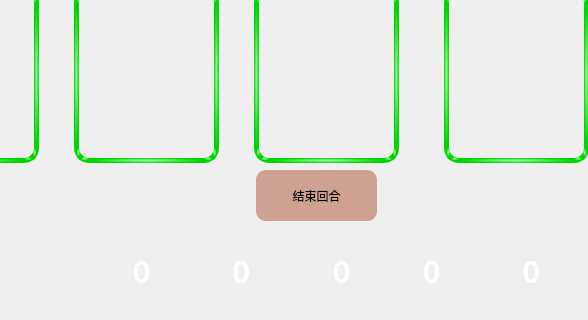
Before: the Qt Designer form gameinterface.ui in Jeeei/splendor-for-course, drawn with Qt 5; both pictures show x 414 to 1002 and y 480 to 800 of the 1400 by 800 pixel window.
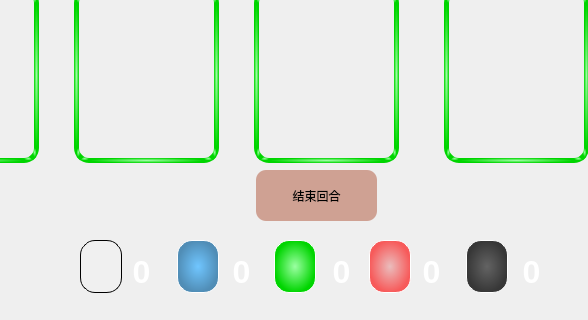
After: the same form once the commit is applied. Icons and pictures are not drawn.

```diff
--- a/gameinterface.ui
+++ b/gameinterface.ui
@@ -1005,6 +1005,89 @@
     <string/>
    </property>
   </widget>
+  <widget class="QTextBrowser" name="black_card">
+   <property name="geometry">
+    <rect>
+     <x>880</x>
+     <y>720</y>
+     <width>42</width>
+     <height>53</height>
+    </rect>
+   </property>
+   <property name="styleSheet">
+    <string notr="true">background-color: qradialgradient(spread:pad, cx:0.5, cy:0.5, radius:0.5, fx:0.5, fy:0.5, stop:0 rgba(99, 99, 99, 255), stop:1 rgba(55, 55, 55, 255));
+border-radius:15px;
+border:1px solid white;</string>
+   </property>
+  </widget>
+  <widget class="QTextBrowser" name="blue_card">
+   <property name="geometry">
+    <rect>
+     <x>591</x>
+     <y>720</y>
+     <width>42</width>
+     <height>53</height>
+    </rect>
+   </property>
+   <property name="styleSheet">
+    <string notr="true">background-color: qradialgradient(spread:pad, cx:0.5, cy:0.5, radius:0.5, fx:0.5, fy:0.5, stop:0 rgba(112, 198, 255, 255), stop:1 rgba(80, 141, 182, 255));
+border:1px solid white;
+border-radius:15px;
+</string>
+   </property>
+  </widget>
+  <widget class="QTextBrowser" name="green_card">
+   <property name="geometry">
+    <rect>
+     <x>688</x>
+     <y>720</y>
+     <width>42</width>
+     <height>53</height>
+    </rect>
+   </property>
+   <property name="styleSheet">
+    <string notr="true">background-color: qradialgradient(spread:pad, cx:0.5, cy:0.5, radius:0.5, fx:0.5, fy:0.5, stop:0 rgba(155, 255, 162, 255), stop:1 rgba(0, 213, 0, 255));
+border-radius:15px;
+border:1px solid white;</string>
+   </property>
+  </widget>
+  <widget class="QTextBrowser" name="red_card">
+   <property name="geometry">
+    <rect>
+     <x>783</x>
+     <y>720</y>
+     <width>42</width>
+     <height>53</height>
+    </rect>
+   </property>
+   <property name="styleSheet">
+    <string notr="true">background-color: qradialgradient(spread:pad, cx:0.5, cy:0.5, radius:0.5, fx:0.5, fy:0.5, stop:0 rgba(234, 189, 189, 255), stop:1 rgba(247, 90, 90, 255));
+border-radius:15px;
+border:1px solid white;</string>
+   </property>
+  </widget>
+  <widget class="QTextBrowser" name="white_card">
+   <property name="geometry">
+    <rect>
+     <x>494</x>
+     <y>720</y>
+     <width>42</width>
+     <height>53</height>
+    </rect>
+   </property>
+   <property name="styleSheet">
+    <string notr="true">background-color: rgb(240, 240, 240);
+border-radius:15px;
+border:1px solid black;</string>
+   </property>
+   <property name="html">
+    <string>&lt;!DOCTYPE HTML PUBLIC &quot;-//W3C//DTD HTML 4.0//EN&quot; &quot;http://www.w3.org/TR/REC-html40/strict.dtd&quot;&gt;
+&lt;html&gt;&lt;head&gt;&lt;meta name=&quot;qrichtext&quot; content=&quot;1&quot; /&gt;&lt;style type=&quot;text/css&quot;&gt;
+p, li { white-space: pre-wrap; }
+&lt;/style&gt;&lt;/head&gt;&lt;body style=&quot; font-family:'SimSun'; font-size:9pt; font-weight:400; font-style:normal;&quot;&gt;
+&lt;p align=&quot;center&quot; style=&quot;-qt-paragraph-type:empty; margin-top:0px; margin-bottom:0px; margin-left:0px; margin-right:0px; -qt-block-indent:0; text-indent:0px;&quot;&gt;&lt;br /&gt;&lt;/p&gt;&lt;/body&gt;&lt;/html&gt;</string>
+   </property>
+  </widget>
   <zorder>background</zorder>
   <zorder>gold_num</zorder>
   <zorder>black_num</zorder>
```
Left out of the diff: 5 changed lines with no effect on the pictures.
